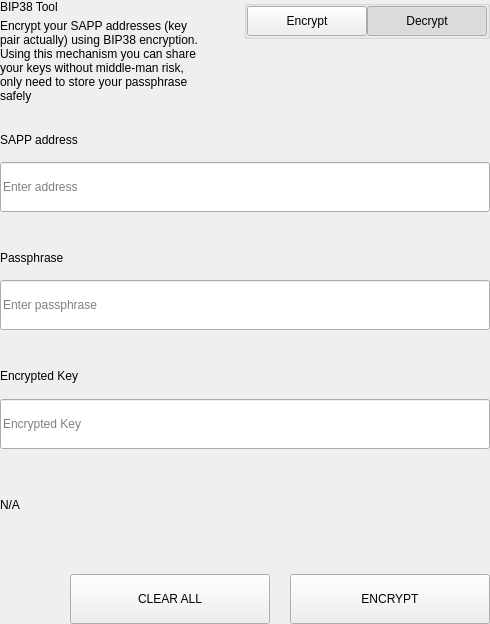
Qt form src/qt/pivx/settings/forms/settingsbittoolwidget.ui (decenomy/SAPP) before a commit.
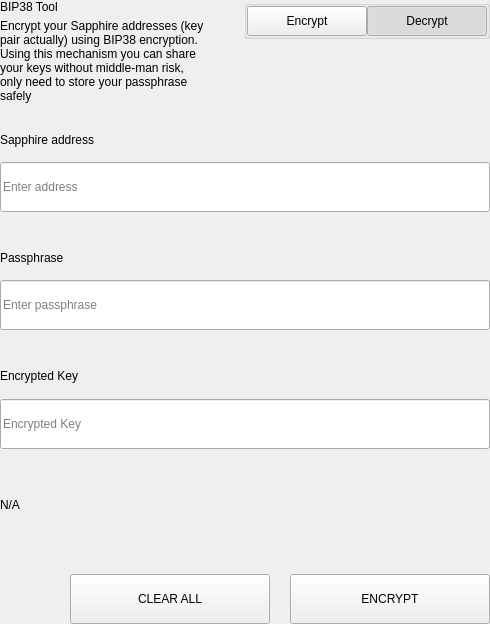
The same form after that commit.

Patch:
```diff
--- a/src/qt/pivx/settings/forms/settingsbittoolwidget.ui
+++ b/src/qt/pivx/settings/forms/settingsbittoolwidget.ui
@@ -69,7 +69,7 @@
             <item>
              <widget class="QLabel" name="labelSubtitle1">
               <property name="text">
-               <string>Encrypt your SAPP addresses (key pair actually) using BIP38 encryption.
+               <string>Encrypt your Sapphire addresses (key pair actually) using BIP38 encryption.
 Using this mechanism you can share your keys without middle-man risk, only need to store your passphrase safely</string>
               </property>
               <property name="wordWrap">
@@ -657,7 +657,7 @@
                   </size>
                  </property>
                  <property name="text">
-                  <string>SAPP address</string>
+                  <string>Sapphire address</string>
                  </property>
                 </widget>
                </item>
```
